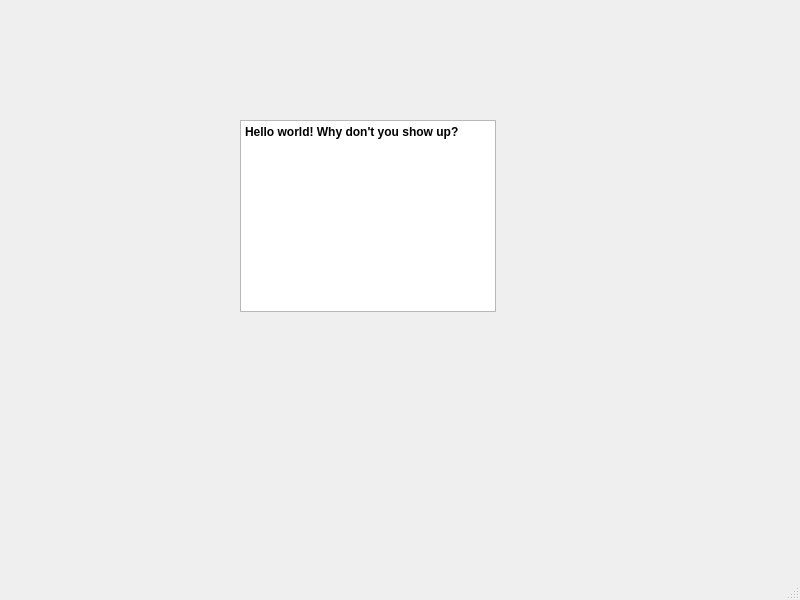
This is mainwindow.ui in OHonSam/CS163_Group2_Dictionary as Qt 5 draws it before an edit. The edited form follows.
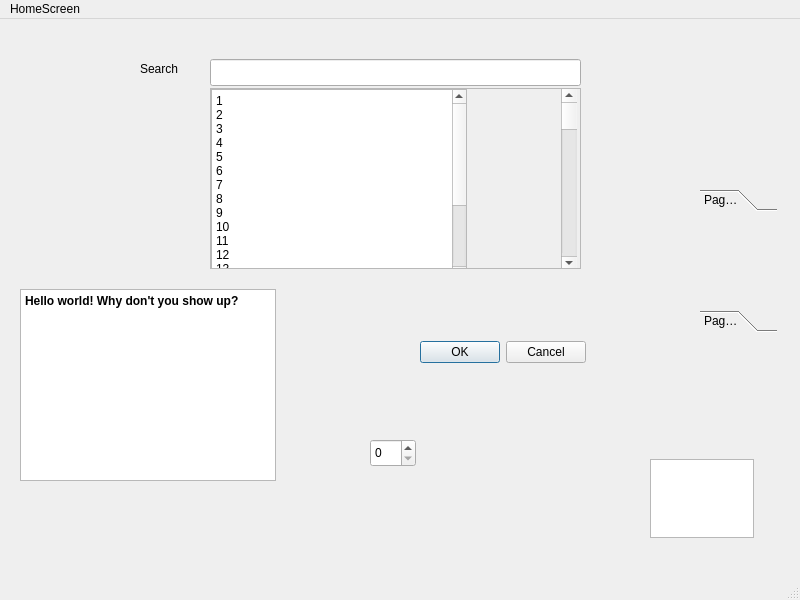
This is the edited form.

Commit message: Test Scroll bar for Searching

Patch:
```diff
--- a/mainwindow.ui
+++ b/mainwindow.ui
@@ -17,8 +17,8 @@
    <widget class="QTextBrowser" name="textBrowser">
     <property name="geometry">
      <rect>
-      <x>240</x>
-      <y>120</y>
+      <x>20</x>
+      <y>270</y>
       <width>256</width>
       <height>192</height>
      </rect>
@@ -34,6 +34,180 @@
 &lt;p style=&quot; margin-top:0px; margin-bottom:0px; margin-left:0px; margin-right:0px; -qt-block-indent:0; text-indent:0px;&quot;&gt;&lt;span style=&quot; font-weight:700;&quot;&gt;Hello world! Why don't you show up?&lt;/span&gt;&lt;/p&gt;&lt;/body&gt;&lt;/html&gt;</string>
     </property>
    </widget>
+   <widget class="QDialogButtonBox" name="YesNO">
+    <property name="geometry">
+     <rect>
+      <x>420</x>
+      <y>320</y>
+      <width>166</width>
+      <height>27</height>
+     </rect>
+    </property>
+    <property name="whatsThis">
+     <string>&lt;html&gt;&lt;head/&gt;&lt;body&gt;&lt;p&gt;&lt;br/&gt;&lt;/p&gt;&lt;/body&gt;&lt;/html&gt;</string>
+    </property>
+    <property name="standardButtons">
+     <set>QDialogButtonBox::Cancel|QDialogButtonBox::Ok</set>
+    </property>
+   </widget>
+   <widget class="QLineEdit" name="lineEdit">
+    <property name="geometry">
+     <rect>
+      <x>210</x>
+      <y>40</y>
+      <width>371</width>
+      <height>27</height>
+     </rect>
+    </property>
+   </widget>
+   <widget class="QScrollArea" name="scrollArea">
+    <property name="geometry">
+     <rect>
+      <x>210</x>
+      <y>69</y>
+      <width>371</width>
+      <height>181</height>
+     </rect>
+    </property>
+    <property name="widgetResizable">
+     <bool>true</bool>
+    </property>
+    <widget class="QWidget" name="scrollAreaWidgetContents">
+     <property name="geometry">
+      <rect>
+       <x>0</x>
+       <y>0</y>
+       <width>369</width>
+       <height>179</height>
+      </rect>
+     </property>
+     <widget class="QScrollBar" name="verticalScrollBar">
+      <property name="geometry">
+       <rect>
+        <x>350</x>
+        <y>0</y>
+        <width>16</width>
+        <height>181</height>
+       </rect>
+      </property>
+      <property name="orientation">
+       <enum>Qt::Vertical</enum>
+      </property>
+     </widget>
+     <widget class="QTextBrowser" name="textBrowser_2">
+      <property name="geometry">
+       <rect>
+        <x>0</x>
+        <y>0</y>
+        <width>256</width>
+        <height>192</height>
+       </rect>
+      </property>
+      <property name="html">
+       <string>&lt;!DOCTYPE HTML PUBLIC &quot;-//W3C//DTD HTML 4.0//EN&quot; &quot;http://www.w3.org/TR/REC-html40/strict.dtd&quot;&gt;
+&lt;html&gt;&lt;head&gt;&lt;meta name=&quot;qrichtext&quot; content=&quot;1&quot; /&gt;&lt;meta charset=&quot;utf-8&quot; /&gt;&lt;style type=&quot;text/css&quot;&gt;
+p, li { white-space: pre-wrap; }
+hr { height: 1px; border-width: 0; }
+li.unchecked::marker { content: &quot;\2610&quot;; }
+li.checked::marker { content: &quot;\2612&quot;; }
+&lt;/style&gt;&lt;/head&gt;&lt;body style=&quot; font-family:'Segoe UI'; font-size:9pt; font-weight:400; font-style:normal;&quot;&gt;
+&lt;p style=&quot; margin-top:0px; margin-bottom:0px; margin-left:0px; margin-right:0px; -qt-block-indent:0; text-indent:0px;&quot;&gt;1&lt;/p&gt;
+&lt;p style=&quot; margin-top:0px; margin-bottom:0px; margin-left:0px; margin-right:0px; -qt-block-indent:0; text-indent:0px;&quot;&gt;2&lt;/p&gt;
+&lt;p style=&quot; margin-top:0px; margin-bottom:0px; margin-left:0px; margin-right:0px; -qt-block-indent:0; text-indent:0px;&quot;&gt;3&lt;/p&gt;
+&lt;p style=&quot; margin-top:0px; margin-bottom:0px; margin-left:0px; margin-right:0px; -qt-block-indent:0; text-indent:0px;&quot;&gt;4&lt;/p&gt;
+&lt;p style=&quot; margin-top:0px; margin-bottom:0px; margin-left:0px; margin-right:0px; -qt-block-indent:0; text-indent:0px;&quot;&gt;5&lt;/p&gt;
+&lt;p style=&quot; margin-top:0px; margin-bottom:0px; margin-left:0px; margin-right:0px; -qt-block-indent:0; text-indent:0px;&quot;&gt;6&lt;/p&gt;
+&lt;p style=&quot; margin-top:0px; margin-bottom:0px; margin-left:0px; margin-right:0px; -qt-block-indent:0; text-indent:0px;&quot;&gt;7&lt;/p&gt;
+&lt;p style=&quot; margin-top:0px; margin-bottom:0px; margin-left:0px; margin-right:0px; -qt-block-indent:0; text-indent:0px;&quot;&gt;8&lt;/p&gt;
+&lt;p style=&quot; margin-top:0px; margin-bottom:0px; margin-left:0px; margin-right:0px; -qt-block-indent:0; text-indent:0px;&quot;&gt;9&lt;/p&gt;
+&lt;p style=&quot; margin-top:0px; margin-bottom:0px; margin-left:0px; margin-right:0px; -qt-block-indent:0; text-indent:0px;&quot;&gt;10&lt;/p&gt;
+&lt;p style=&quot; margin-top:0px; margin-bottom:0px; margin-left:0px; margin-right:0px; -qt-block-indent:0; text-indent:0px;&quot;&gt;11&lt;/p&gt;
+&lt;p style=&quot; margin-top:0px; margin-bottom:0px; margin-left:0px; margin-right:0px; -qt-block-indent:0; text-indent:0px;&quot;&gt;12&lt;/p&gt;
+&lt;p style=&quot; margin-top:0px; margin-bottom:0px; margin-left:0px; margin-right:0px; -qt-block-indent:0; text-indent:0px;&quot;&gt;13&lt;/p&gt;
+&lt;p style=&quot; margin-top:0px; margin-bottom:0px; margin-left:0px; margin-right:0px; -qt-block-indent:0; text-indent:0px;&quot;&gt;14&lt;/p&gt;
+&lt;p style=&quot; margin-top:0px; margin-bottom:0px; margin-left:0px; margin-right:0px; -qt-block-indent:0; text-indent:0px;&quot;&gt;15&lt;/p&gt;
+&lt;p style=&quot; margin-top:0px; margin-bottom:0px; margin-left:0px; margin-right:0px; -qt-block-indent:0; text-indent:0px;&quot;&gt;16&lt;/p&gt;
+&lt;p style=&quot; margin-top:0px; margin-bottom:0px; margin-left:0px; margin-right:0px; -qt-block-indent:0; text-indent:0px;&quot;&gt;17&lt;/p&gt;
+&lt;p style=&quot; margin-top:0px; margin-bottom:0px; margin-left:0px; margin-right:0px; -qt-block-indent:0; text-indent:0px;&quot;&gt;18&lt;/p&gt;
+&lt;p style=&quot; margin-top:0px; margin-bottom:0px; margin-left:0px; margin-right:0px; -qt-block-indent:0; text-indent:0px;&quot;&gt;19&lt;/p&gt;
+&lt;p style=&quot; margin-top:0px; margin-bottom:0px; margin-left:0px; margin-right:0px; -qt-block-indent:0; text-indent:0px;&quot;&gt;20&lt;/p&gt;
+&lt;p style=&quot;-qt-paragraph-type:empty; margin-top:0px; margin-bottom:0px; margin-left:0px; margin-right:0px; -qt-block-indent:0; text-indent:0px;&quot;&gt;&lt;br /&gt;&lt;/p&gt;&lt;/body&gt;&lt;/html&gt;</string>
+      </property>
+     </widget>
+    </widget>
+   </widget>
+   <widget class="QPlainTextEdit" name="plainTextEdit">
+    <property name="geometry">
+     <rect>
+      <x>650</x>
+      <y>440</y>
+      <width>104</width>
+      <height>79</height>
+     </rect>
+    </property>
+   </widget>
+   <widget class="QLabel" name="label">
+    <property name="geometry">
+     <rect>
+      <x>140</x>
+      <y>40</y>
+      <width>56</width>
+      <height>19</height>
+     </rect>
+    </property>
+    <property name="text">
+     <string>Search</string>
+    </property>
+   </widget>
+   <widget class="QSpinBox" name="spinBox">
+    <property name="geometry">
+     <rect>
+      <x>370</x>
+      <y>420</y>
+      <width>46</width>
+      <height>28</height>
+     </rect>
+    </property>
+   </widget>
+   <widget class="QToolBox" name="toolBox">
+    <property name="geometry">
+     <rect>
+      <x>700</x>
+      <y>170</y>
+      <width>77</width>
+      <height>143</height>
+     </rect>
+    </property>
+    <property name="currentIndex">
+     <number>0</number>
+    </property>
+    <widget class="QWidget" name="page">
+     <property name="geometry">
+      <rect>
+       <x>0</x>
+       <y>0</y>
+       <width>77</width>
+       <height>77</height>
+      </rect>
+     </property>
+     <attribute name="label">
+      <string>Page 1</string>
+     </attribute>
+    </widget>
+    <widget class="QWidget" name="page_2">
+     <property name="geometry">
+      <rect>
+       <x>0</x>
+       <y>0</y>
+       <width>77</width>
+       <height>77</height>
+      </rect>
+     </property>
+     <attribute name="label">
+      <string>Page 2</string>
+     </attribute>
+    </widget>
+   </widget>
   </widget>
   <widget class="QMenuBar" name="menubar">
    <property name="geometry">
@@ -44,6 +218,12 @@
      <height>24</height>
     </rect>
    </property>
+   <widget class="QMenu" name="menuHomeScreen">
+    <property name="title">
+     <string>HomeScreen</string>
+    </property>
+   </widget>
+   <addaction name="menuHomeScreen"/>
   </widget>
   <widget class="QStatusBar" name="statusbar"/>
  </widget>
```
